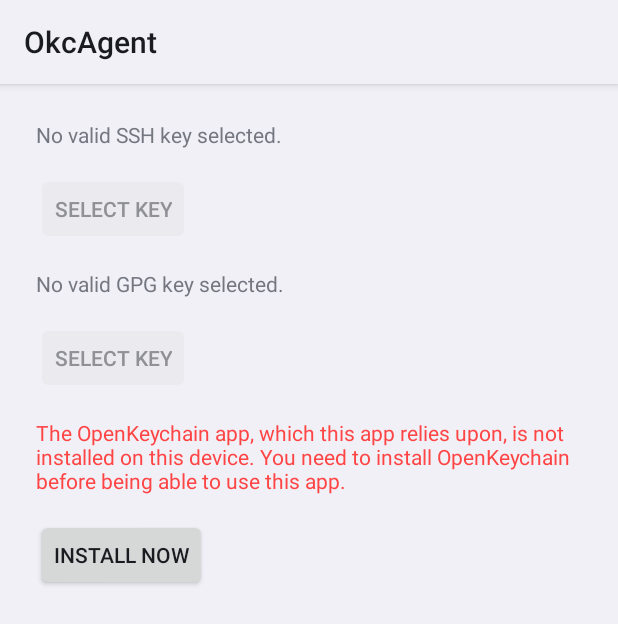
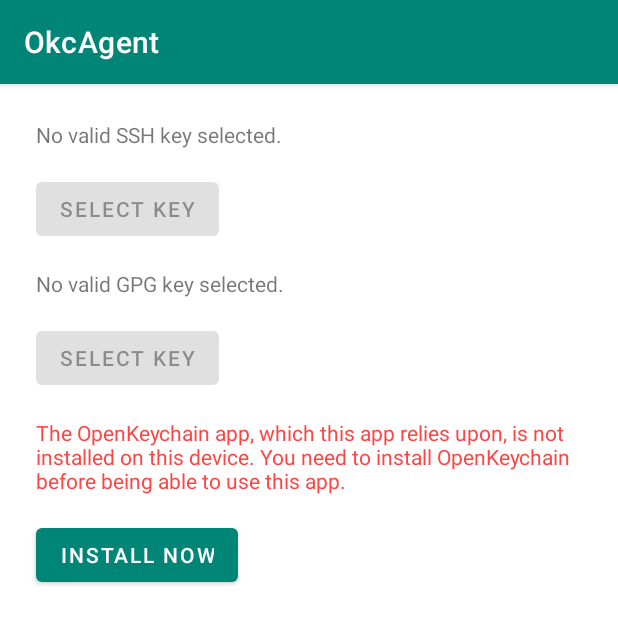
Before and after one commit to DDoSolitary/OkcAgent, an Android app: the screen it shows after launch (MainActivity), on a phone screen of 412 x 824 dp. Shown: the top 624 px of the screen. Run offline under Robolectric (Android 15) with nearby library versions, the phone set to English and light mode, and no system bars; libraries missing offline, so code that uses them is left out: org.openintents.openpgp, org.openintents.ssh.

Commit message:
Adopt Material Design.

```diff
--- a/app/build.gradle
+++ b/app/build.gradle
@@ -32,6 +32,7 @@
 	implementation 'androidx.constraintlayout:constraintlayout:1.1.3'
 	implementation 'androidx.recyclerview:recyclerview:1.0.0'
 	implementation 'androidx.lifecycle:lifecycle-extensions:2.1.0'
+	implementation 'com.google.android.material:material:1.1.0-beta01'
 	implementation 'org.sufficientlysecure:sshauthentication-api:1.0'
 	implementation 'org.sufficientlysecure:openpgp-api:12.0'
 }
--- a/app/src/main/java/org/ddosolitary/okcagent/ErrorDialogActivity.kt
+++ b/app/src/main/java/org/ddosolitary/okcagent/ErrorDialogActivity.kt
@@ -1,13 +1,13 @@
 package org.ddosolitary.okcagent
 
-import android.app.Activity
 import android.os.Bundle
 import android.view.View
 import android.widget.TextView
+import androidx.appcompat.app.AppCompatActivity
 
 const val EXTRA_ERROR_MESSAGE = "org.ddosolitary.okcagent.extra.ERROR_MESSAGE"
 
-class ErrorDialogActivity : Activity() {
+class ErrorDialogActivity : AppCompatActivity() {
 	override fun onCreate(savedInstanceState: Bundle?) {
 		super.onCreate(savedInstanceState)
 		setContentView(R.layout.activity_error_dialog)
--- a/app/src/main/java/org/ddosolitary/okcagent/IntentRunnerActivity.kt
+++ b/app/src/main/java/org/ddosolitary/okcagent/IntentRunnerActivity.kt
@@ -4,7 +4,7 @@
 import android.app.PendingIntent
 import android.content.Intent
 import android.os.Bundle
-import androidx.fragment.app.FragmentActivity
+import androidx.appcompat.app.AppCompatActivity
 import androidx.lifecycle.ViewModel
 import androidx.lifecycle.ViewModelProviders
 
@@ -14,7 +14,7 @@
 const val EXTRA_CALLBACK_INTENT = "org.ddosolitary.okcagent.extra.CALLBACK_INTENT"
 const val EXTRA_RESULT_INTENT = "org.ddosolitary.okcagent.extra.RESULT_INTENT"
 
-class IntentRunnerActivity : FragmentActivity() {
+class IntentRunnerActivity : AppCompatActivity() {
 	class RequestsViewModel : ViewModel() {
 		var requestCode = 0
 		val requestMap = mutableMapOf<Int, Intent>()
--- a/app/src/main/java/org/ddosolitary/okcagent/MainActivity.kt
+++ b/app/src/main/java/org/ddosolitary/okcagent/MainActivity.kt
@@ -1,6 +1,5 @@
 package org.ddosolitary.okcagent
 
-import android.app.Activity
 import android.app.PendingIntent
 import android.content.ActivityNotFoundException
 import android.content.Context
@@ -10,6 +9,7 @@
 import android.view.View
 import android.widget.Button
 import android.widget.TextView
+import androidx.appcompat.app.AppCompatActivity
 import org.ddosolitary.okcagent.gpg.GpgApi
 import org.ddosolitary.okcagent.ssh.SshApi
 import org.openintents.openpgp.OpenPgpError
@@ -21,7 +21,7 @@
 private const val REQUEST_SELECT_SSH_KEY = 1
 private const val REQUEST_SELECT_GPG_KEY = 2
 
-class MainActivity : Activity() {
+class MainActivity : AppCompatActivity() {
 	private val pref by lazy {
 		getSharedPreferences(getString(R.string.pref_main), Context.MODE_PRIVATE)
 	}
@@ -81,6 +81,7 @@
 	override fun onCreate(savedInstanceState: Bundle?) {
 		super.onCreate(savedInstanceState)
 		setContentView(R.layout.activity_main)
+		setSupportActionBar(findViewById(R.id.toolbar))
 		findViewById<TextView>(R.id.text_ssh_key).setText(
 			if (pref.getString(getString(R.string.key_ssh_key), null) == null) {
 				R.string.text_no_ssh_key
--- a/app/src/main/res/layout/activity_error_dialog.xml
+++ b/app/src/main/res/layout/activity_error_dialog.xml
@@ -13,7 +13,7 @@
 		app:layout_constraintStart_toStartOf="parent"
 		app:layout_constraintTop_toTopOf="parent" />
 
-	<Button
+	<com.google.android.material.button.MaterialButton
 		android:layout_width="wrap_content"
 		android:layout_height="wrap_content"
 		android:layout_margin="@dimen/margin"
--- a/app/src/main/res/layout/activity_main.xml
+++ b/app/src/main/res/layout/activity_main.xml
@@ -1,10 +1,25 @@
 <?xml version="1.0" encoding="utf-8"?>
-<LinearLayout xmlns:android="http://schemas.android.com/apk/res/android"
+<androidx.coordinatorlayout.widget.CoordinatorLayout xmlns:android="http://schemas.android.com/apk/res/android"
 	xmlns:tools="http://schemas.android.com/tools"
+	android:layout_width="match_parent"
+	android:layout_height="match_parent"
+	xmlns:app="http://schemas.android.com/apk/res-auto">
+	<com.google.android.material.appbar.AppBarLayout
+		android:layout_width="match_parent"
+		android:layout_height="wrap_content"
+		android:theme="@style/AppTheme.AppBarOverlay">
+		<com.google.android.material.appbar.MaterialToolbar
+			android:id="@+id/toolbar"
+			android:layout_width="match_parent"
+			android:layout_height="wrap_content"
+			app:layout_scrollFlags="enterAlways" />
+	</com.google.android.material.appbar.AppBarLayout>
+	<LinearLayout
 		android:orientation="vertical"
 		android:layout_width="match_parent"
 		android:layout_height="match_parent"
 		android:padding="@dimen/padding"
+		app:layout_behavior="@string/appbar_scrolling_view_behavior"
 		tools:context=".MainActivity">
 
 		<TextView
@@ -13,7 +28,7 @@
 			android:layout_height="wrap_content"
 			android:layout_margin="@dimen/margin" />
 
-	<Button
+		<com.google.android.material.button.MaterialButton
 			android:id="@+id/button_ssh_key"
 			android:layout_width="wrap_content"
 			android:layout_height="wrap_content"
@@ -27,7 +42,7 @@
 			android:layout_height="wrap_content"
 			android:layout_margin="@dimen/margin" />
 
-	<Button
+		<com.google.android.material.button.MaterialButton
 			android:id="@+id/button_gpg_key"
 			android:layout_width="wrap_content"
 			android:layout_height="wrap_content"
@@ -48,7 +63,7 @@
 				android:text="@string/text_no_provider"
 				android:textColor="@android:color/holo_red_light" />
 
-		<Button
+			<com.google.android.material.button.MaterialButton
 				android:layout_width="wrap_content"
 				android:layout_height="wrap_content"
 				android:layout_margin="@dimen/margin"
@@ -56,3 +71,4 @@
 				android:onClick="installProvider" />
 		</LinearLayout>
 	</LinearLayout>
+</androidx.coordinatorlayout.widget.CoordinatorLayout>
--- /dev/null
+++ b/app/src/main/res/values/styles.xml
@@ -0,0 +1,12 @@
+<?xml version="1.0" encoding="utf-8"?>
+<resources>
+
+	<style name="AppTheme" parent="Theme.MaterialComponents.Light.DarkActionBar">
+		<item name="windowActionBar">false</item>
+		<item name="windowNoTitle">true</item>
+		<item name="colorPrimary">#008577</item>
+		<item name="colorPrimaryDark">#00574B</item>
+	</style>
+
+	<style name="AppTheme.AppBarOverlay" parent="ThemeOverlay.MaterialComponents.Dark.ActionBar" />
+</resources>
```
Also changed, not shown: app/src/main/AndroidManifest.xml (+4 -3 lines). Lines whose indentation alone changed are shown as unchanged.
